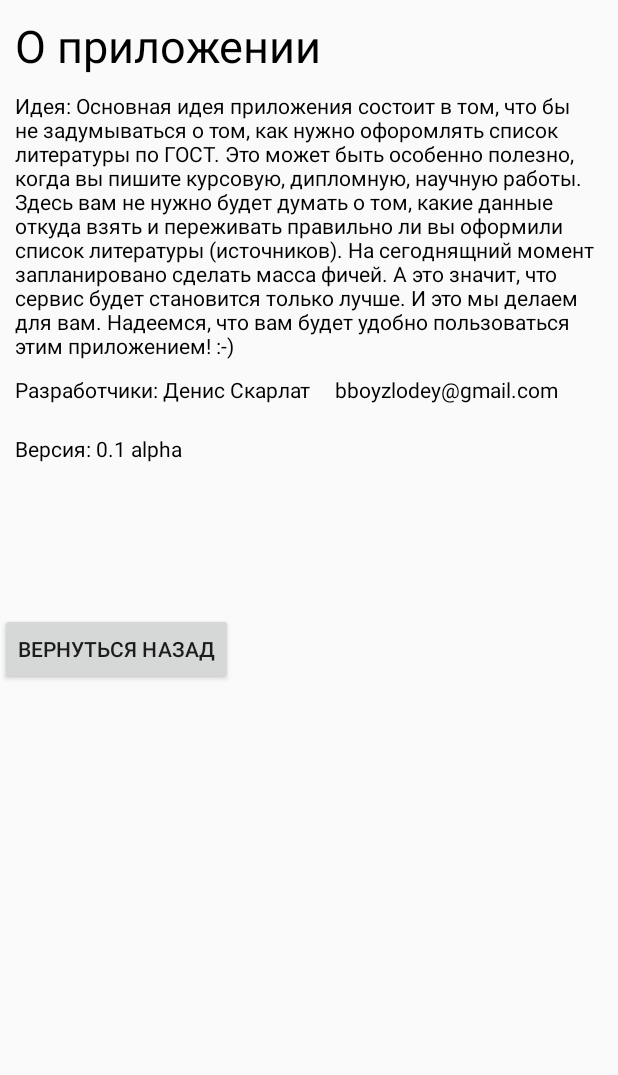
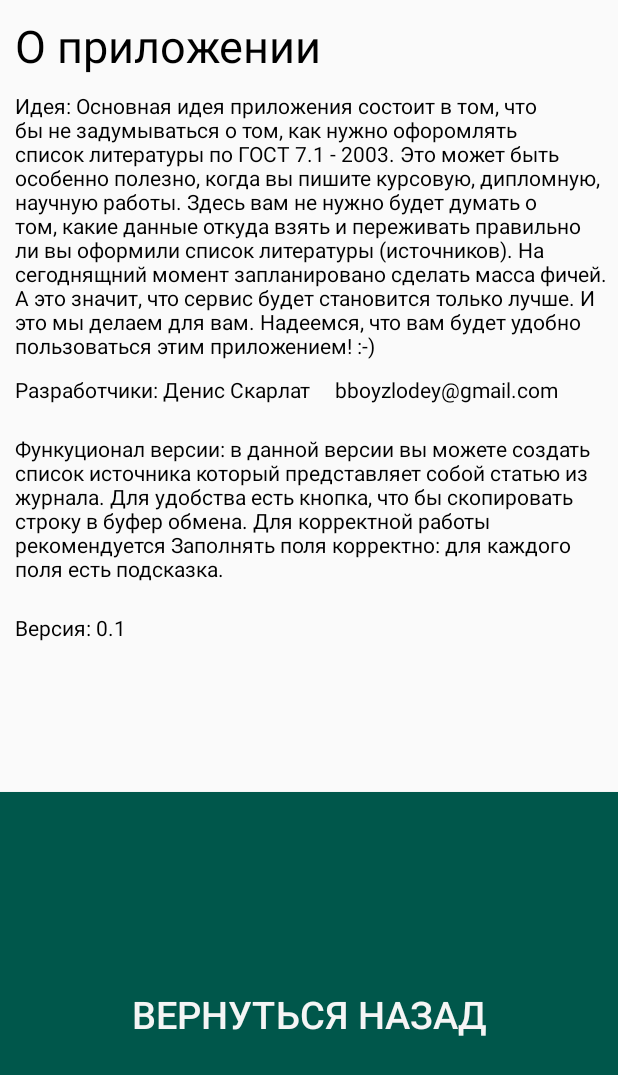
Before and after one commit to bboyzlodey/listpreferences, an Android app: the screen it shows after launch (MainActivity), after a tap on "ИНФО", on a phone screen of 412 x 824 dp. Shown: the top 1075 px of the screen. Run offline under Robolectric (Android 15) with nearby library versions, the phone set to English and light mode, and no system bars; 2 other taps on this screen came first.

Commit message:
Change description

```diff
--- a/app/src/main/res/layout/activity_about.xml
+++ b/app/src/main/res/layout/activity_about.xml
@@ -29,6 +29,14 @@
 	<TextView
 		android:layout_width="match_parent"
 		android:layout_height="wrap_content"
+		android:text="@string/current_func"
+		android:textColor="@color/black"
+		android:layout_marginTop="20dp"
+		android:layout_marginLeft="10dp"
+		/>
+	<TextView
+		android:layout_width="match_parent"
+		android:layout_height="wrap_content"
 		android:text="@string/version_ru"
 		android:textColor="@color/black"
 		android:layout_marginTop="20dp"
@@ -37,12 +45,15 @@
 
 	<Button
 		android:id="@+id/back_button"
-		android:layout_width="wrap_content"
-		android:layout_height="wrap_content"
+		android:layout_width="match_parent"
+		android:layout_height="match_parent"
 		android:layout_gravity="center_vertical"
 		android:text="Вернуться назад"
 		android:onClick="onClick4"
+		android:background="@color/colorPrimaryDark"
+		android:textColor="@color/white_smoke"
 		android:layout_marginTop="100dp"
+		android:textSize="25sp"
 		/>
 
 </LinearLayout>
--- a/app/src/main/res/values/strings.xml
+++ b/app/src/main/res/values/strings.xml
@@ -1,8 +1,15 @@
 <resources>
 	<string name="app_name">List of preferences</string>
-	<string name="app_version">0.1 alpha</string>
-	<string name="version_ru">Версия: 0.1 alpha</string>
+	<string name="app_version">0.1 </string>
+	<string name="version_ru">Версия: 0.1 </string>
+	<string name="current_func">Функуционал версии: в данной версии вы можете создать список источника
+	который представляет собой статью из журнала. Для удобства есть кнопка, что бы скопировать строку
+	 в буфер обмена. Для корректной работы рекомендуется Заполнять поля корректно: для каждого поля есть подсказка.</string>
 	<string name="about_text">Идея: Основная идея приложения состоит в том, что бы не задумываться о том,
-		как нужно офоромлять список литературы по ГОСТ. Это может быть особенно полезно, когда вы пишите курсовую, дипломную, научную работы. Здесь вам не нужно будет думать о том, какие данные откуда взять и переживать правильно ли вы оформили список литературы (источников). На сегоднящний момент запланировано сделать масса фичей. А это значит, что сервис будет становится только лучше. И это мы делаем для вам. Надеемся, что вам будет удобно пользоваться этим приложением! :-)</string>
+		как нужно офоромлять список литературы по ГОСТ 7.1 - 2003. Это может быть особенно полезно, когда вы пишите курсовую, дипломную,
+		научную работы. Здесь вам не нужно будет думать о том, какие данные откуда взять и переживать правильно
+		ли вы оформили список литературы (источников). На сегоднящний момент запланировано сделать масса фичей.
+		А это значит, что сервис будет становится только лучше. И это мы делаем для вам.
+		Надеемся, что вам будет удобно пользоваться этим приложением! :-)</string>
 	<string name="developers_text">Разработчики: Денис Скарлат\t\tbboyzlodey@gmail.com</string>
 </resources>
```
